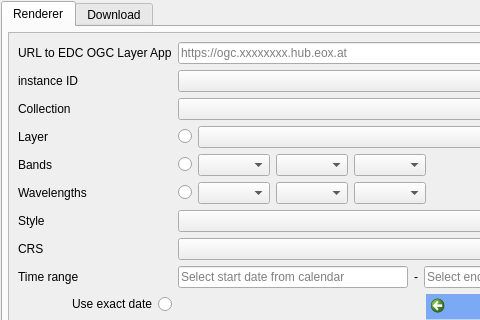
Above: EDC_OGC_dockwidget_base.ui from eurodatacube/edc-qgis-plugin before the change; both pictures show x 0 to 480 and y 0 to 320 of the 989 by 711 pixel window. Below: the same form after it.
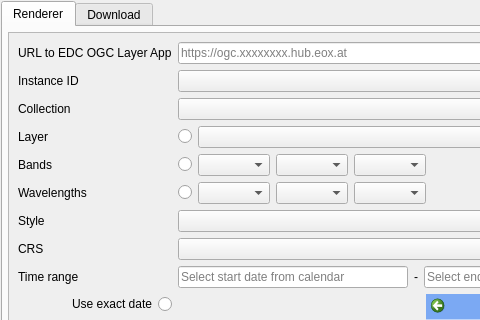
That is the form after the change.

Commit message: Just typos.

The edit to the form file:
```diff
--- a/EDC_OGC_dockwidget_base.ui
+++ b/EDC_OGC_dockwidget_base.ui
@@ -379,7 +379,7 @@
               <item row="4" column="0">
                <widget class="QLabel" name="instanceIdLabel_2">
                 <property name="text">
-                 <string>instance ID</string>
+                 <string>Instance ID</string>
                 </property>
                </widget>
               </item>
```
The commit also changes 1 other file.
